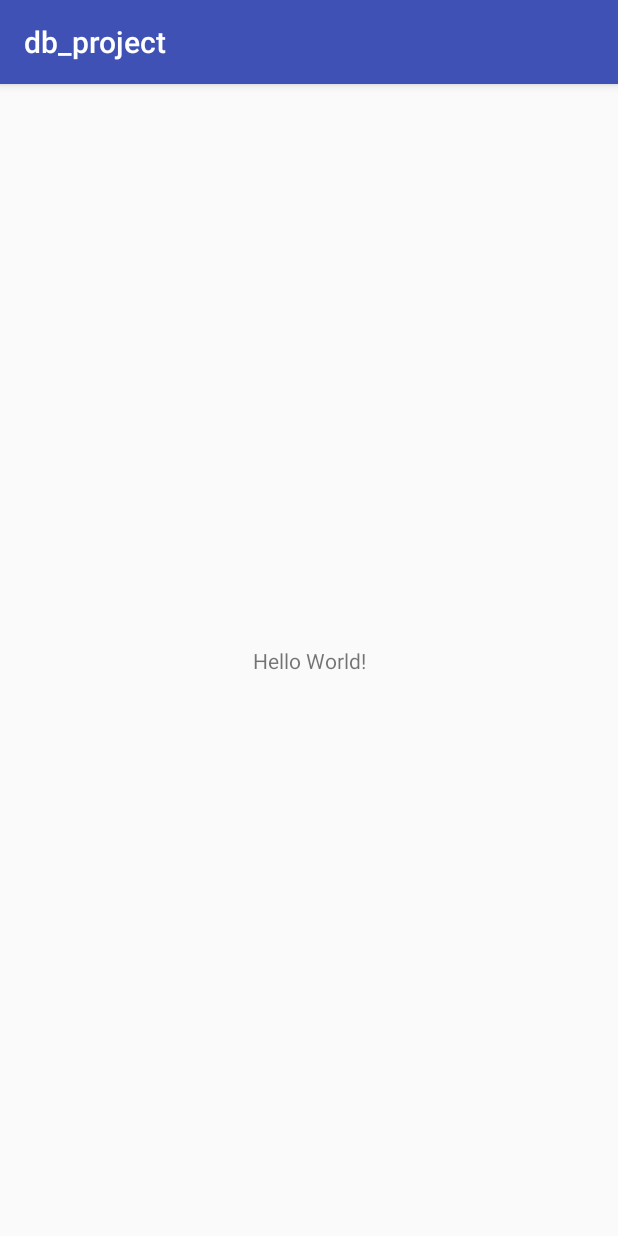
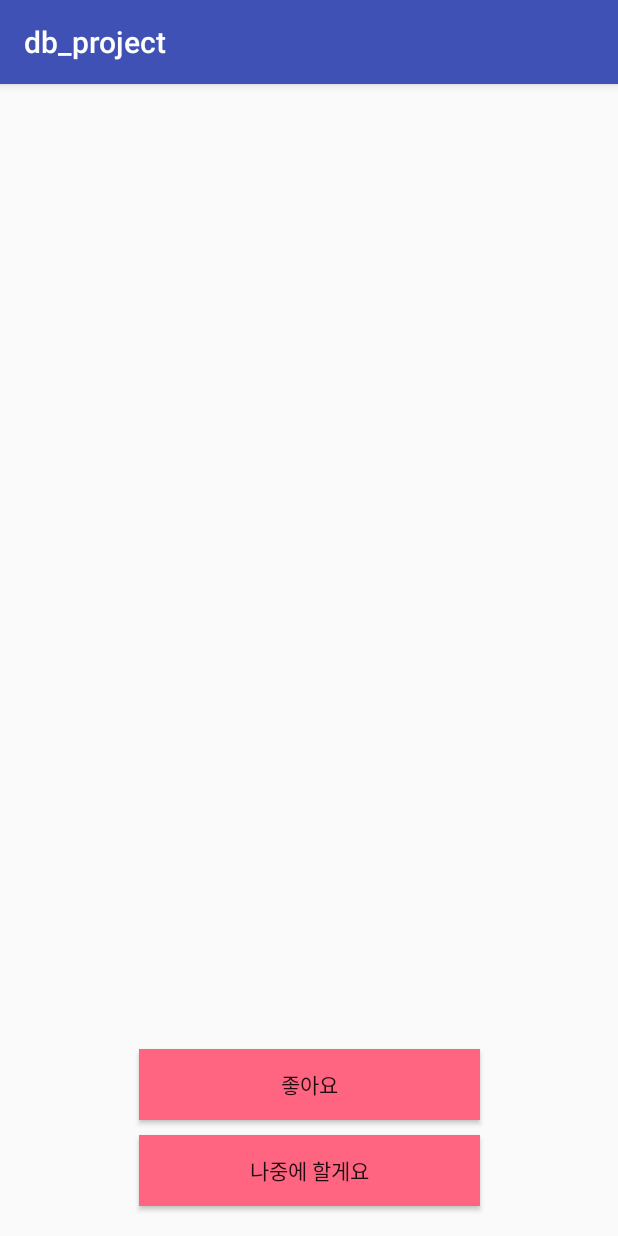
Before and after one commit to gicheon/db_project, an Android app: the screen it shows after launch (MainActivity before the commit, SurveyActivity after it), on a phone screen of 412 x 824 dp. Run offline under Robolectric (Android 15) with nearby library versions, the light colour scheme and no system bars.

Commit message:
survey page

```diff
--- a/app/src/main/AndroidManifest.xml
+++ b/app/src/main/AndroidManifest.xml
@@ -20,7 +20,7 @@
             </intent-filter>
         </activity>
 
-        <activity android:name=".MainActivity"/>
+        <activity android:name=".SurveyActivity"/>
     </application>
 
 </manifest>
--- a/app/src/main/java/com/example/db_project/db_project/SplashActivity.java
+++ b/app/src/main/java/com/example/db_project/db_project/SplashActivity.java
@@ -24,7 +24,7 @@ public class SplashActivity extends Activity {
 
         @Override
         public void run() {
-            startActivity(new Intent(getApplication(), MainActivity.class));
+            startActivity(new Intent(getApplication(), SurveyActivity.class));
             SplashActivity.this.finish();
         }
     }
--- a/app/src/main/java/com/example/db_project/db_project/MainActivity.java
+++ b/app/src/main/java/com/example/db_project/db_project/SurveyActivity.java
@@ -1,13 +1,17 @@
 package com.example.db_project.db_project;
 import android.support.v7.app.AppCompatActivity;
 import android.os.Bundle;
+import android.widget.Button;
 
-public class MainActivity extends AppCompatActivity {
+public class SurveyActivity extends AppCompatActivity {
 
     @Override
     protected void onCreate(Bundle savedInstanceState) {
         super.onCreate(savedInstanceState);
-        setContentView(R.layout.activity_main);
+        setContentView(R.layout.activity_survey);
+
+        Button btn1 = (Button)findViewById(R.id.button1);
+
 
     }
 }
--- a/app/src/main/res/layout/activity_main.xml
+++ /dev/null
@@ -1,18 +0,0 @@
-<?xml version="1.0" encoding="utf-8"?>
-<android.support.constraint.ConstraintLayout xmlns:android="http://schemas.android.com/apk/res/android"
-    xmlns:app="http://schemas.android.com/apk/res-auto"
-    xmlns:tools="http://schemas.android.com/tools"
-    android:layout_width="match_parent"
-    android:layout_height="match_parent"
-    tools:context="com.example.db_project.db_project.MainActivity">
-
-    <TextView
-        android:layout_width="wrap_content"
-        android:layout_height="wrap_content"
-        android:text="Hello World!"
-        app:layout_constraintBottom_toBottomOf="parent"
-        app:layout_constraintLeft_toLeftOf="parent"
-        app:layout_constraintRight_toRightOf="parent"
-        app:layout_constraintTop_toTopOf="parent" />
-
-</android.support.constraint.ConstraintLayout>
--- /dev/null
+++ b/app/src/main/res/layout/activity_survey.xml
@@ -0,0 +1,37 @@
+<?xml version="1.0" encoding="utf-8"?>
+<android.support.constraint.ConstraintLayout xmlns:android="http://schemas.android.com/apk/res/android"
+    xmlns:app="http://schemas.android.com/apk/res-auto"
+    xmlns:tools="http://schemas.android.com/tools"
+    android:layout_width="match_parent"
+    android:layout_height="match_parent"
+    tools:context="com.example.db_project.db_project.SurveyActivity">
+
+    <Button
+        android:id="@+id/button1"
+        android:layout_width="227dp"
+        android:layout_height="47dp"
+        android:layout_marginBottom="20dp"
+        android:layout_marginEnd="8dp"
+        android:layout_marginStart="8dp"
+        android:background="#FF6581"
+        android:text="나중에 할게요"
+        app:layout_constraintBottom_toBottomOf="parent"
+        app:layout_constraintEnd_toEndOf="parent"
+        app:layout_constraintStart_toStartOf="parent" />
+
+    <Button
+        android:id="@+id/button2"
+        android:layout_width="227dp"
+        android:layout_height="47dp"
+        android:layout_marginBottom="10dp"
+        android:layout_marginEnd="8dp"
+        android:layout_marginStart="8dp"
+        android:background="#FF6581"
+        android:text="좋아요"
+        app:layout_constraintBottom_toTopOf="@+id/button1"
+        app:layout_constraintEnd_toEndOf="parent"
+        app:layout_constraintStart_toStartOf="parent" />
+
+
+
+</android.support.constraint.ConstraintLayout>
```
